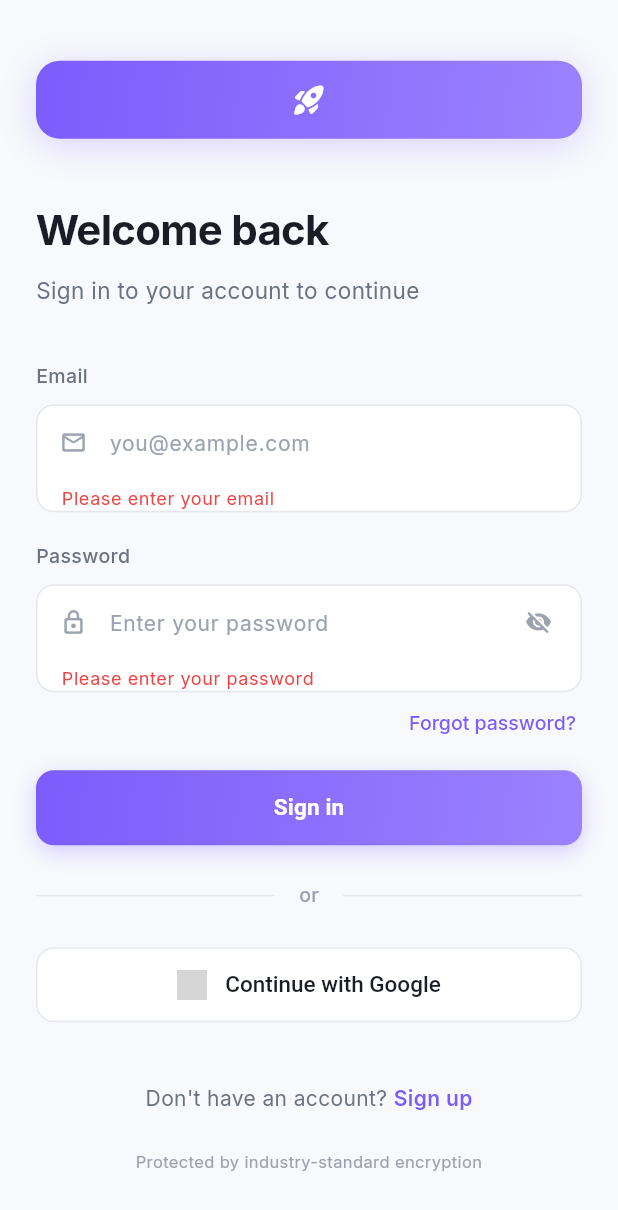
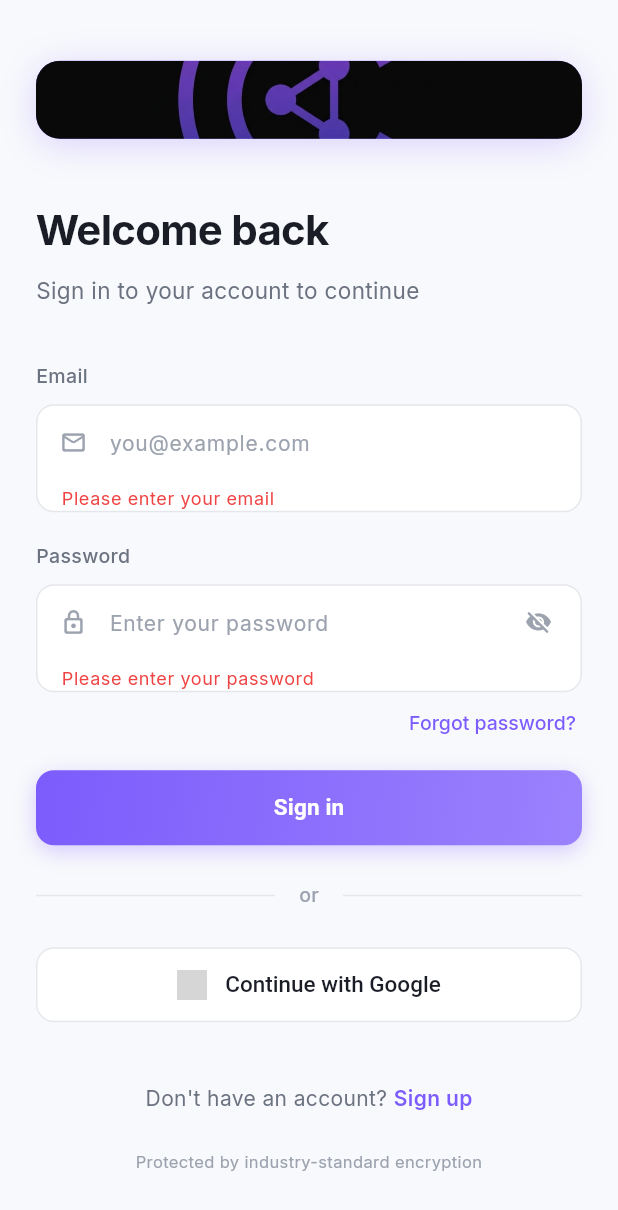
Before and after one commit to Robin-R-G/AI-Content-Distribution-OS, a Flutter app: the screen it shows after launch, after a tap on "Sign in", on a phone screen of 412 x 824 dp. Shown: the top 1210 px of the screen. Run offline on Flutter 3.47's test engine with Material 3 defaults, Android fonts, the phone set to English and light mode, and no system bars; our stand-ins replace flutter_native_splash, flutter_riverpod, go_router, google_fonts, google_mobile_ads, shared_preferences and 1 more; missing offline and left inert: onesignal_flutter; accounts and stored records are empty; network calls fail; grey boxes are pictures that could not be loaded.

Commit message:
feat: design custom minimal app icon and logo, update splash and login screens

```diff
--- a/mobile/lib/features/auth/login/login_screen.dart
+++ b/mobile/lib/features/auth/login/login_screen.dart
@@ -86,10 +86,12 @@ class _LoginScreenState extends ConsumerState<LoginScreen> {
                         borderRadius: AppRadius.lg,
                         boxShadow: AppShadows.primaryGlow,
                       ),
-                      child: const Icon(
-                        Icons.rocket_launch_rounded,
-                        size: 24,
-                        color: Colors.white,
+                      child: ClipRRect(
+                        borderRadius: AppRadius.lg,
+                        child: Image.asset(
+                          'assets/icons/app_icon.png',
+                          fit: BoxFit.cover,
+                        ),
                       ),
                     ),
                     const SizedBox(height: 40),
--- a/mobile/lib/features/splash/splash_screen.dart
+++ b/mobile/lib/features/splash/splash_screen.dart
@@ -158,10 +158,12 @@ class _SplashScreenState extends State<SplashScreen>
                               gradient: AppColors.primaryGradient,
                               boxShadow: AppShadows.primaryGlow,
                             ),
-                            child: const Icon(
-                              Icons.rocket_launch_rounded,
-                              size: 40,
-                              color: Colors.white,
+                            child: ClipRRect(
+                              borderRadius: BorderRadius.circular(22),
+                              child: Image.asset(
+                                'assets/icons/app_icon.png',
+                                fit: BoxFit.cover,
+                              ),
                             ),
                           ),
                         ),
--- a/mobile/pubspec.yaml
+++ b/mobile/pubspec.yaml
@@ -53,6 +53,7 @@ dev_dependencies:
   flutter_test:
     sdk: flutter
   flutter_lints: ^6.0.0
+  flutter_launcher_icons: ^0.14.4
 
 flutter:
   uses-material-design: true
@@ -60,3 +61,8 @@ flutter:
   assets:
     - assets/icons/
     - assets/images/
+
+flutter_launcher_icons:
+  android: "launcher_icon"
+  ios: true
+  image_path: "assets/icons/app_icon.png"
```
Also changed, not shown: mobile/assets/icons/app_icon.png (added), mobile/assets/images/logo.png (added), mobile/pubspec.lock, 30 other files.
